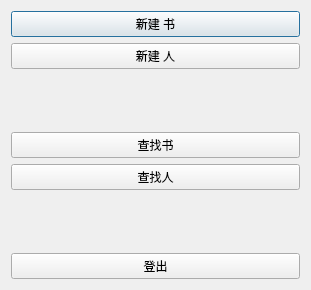
First picture: the form in Library_GUI/dadmin.ui, repository sigmarising/Library_DataStructure, before the edit.
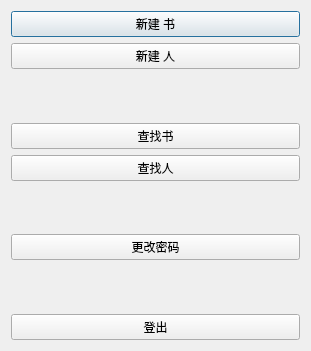
Second picture: the form after the edit.

Commit message: 增加管理员更改密码功能 修复借书时ID碰撞Bug 发布v1.1 beta

Patch:
```diff
--- a/Library_GUI/dadmin.ui
+++ b/Library_GUI/dadmin.ui
@@ -7,7 +7,7 @@
     <x>0</x>
     <y>0</y>
     <width>311</width>
-    <height>290</height>
+    <height>351</height>
    </rect>
   </property>
   <property name="windowTitle">
@@ -73,6 +73,26 @@
        </property>
       </spacer>
      </item>
+     <item>
+      <widget class="QPushButton" name="pushButton">
+       <property name="text">
+        <string>更改密码</string>
+       </property>
+      </widget>
+     </item>
+     <item>
+      <spacer name="verticalSpacer_3">
+       <property name="orientation">
+        <enum>Qt::Vertical</enum>
+       </property>
+       <property name="sizeHint" stdset="0">
+        <size>
+         <width>20</width>
+         <height>40</height>
+        </size>
+       </property>
+      </spacer>
+     </item>
      <item>
       <widget class="QPushButton" name="pushButton_Logout">
        <property name="text">
```
The commit also changes 20 other files.
